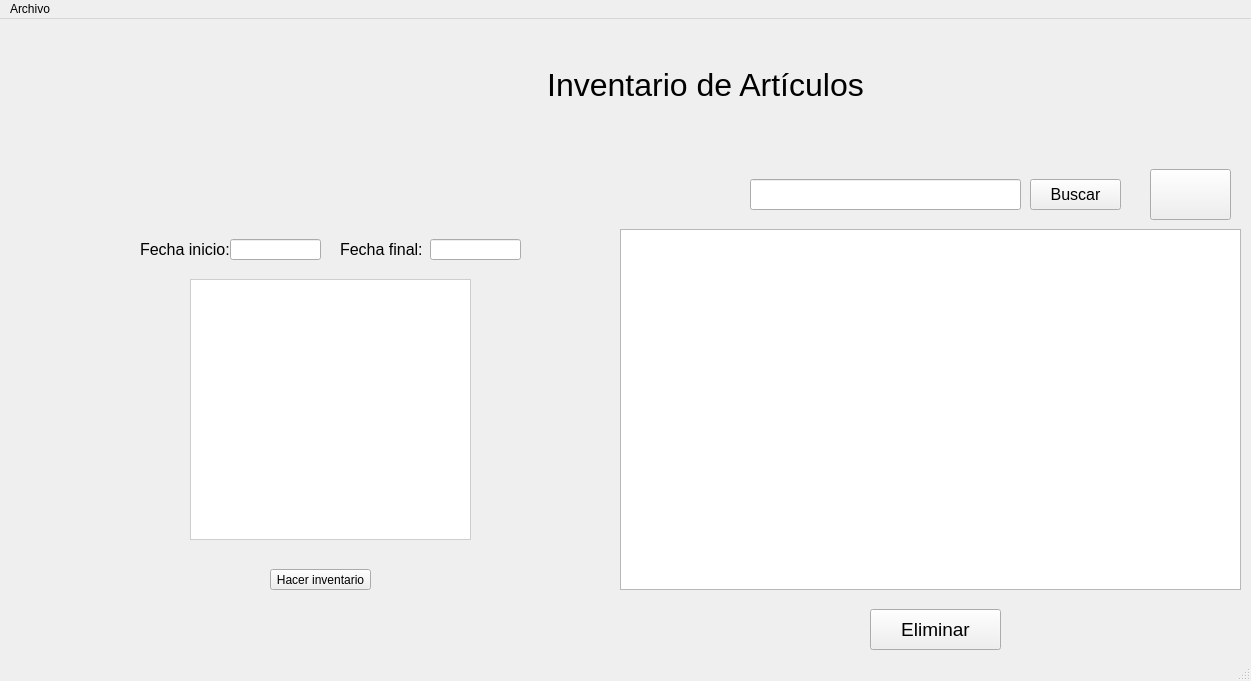
Old version of the form ui/inventario.ui in the repository Moises024/sistema_de_caja.
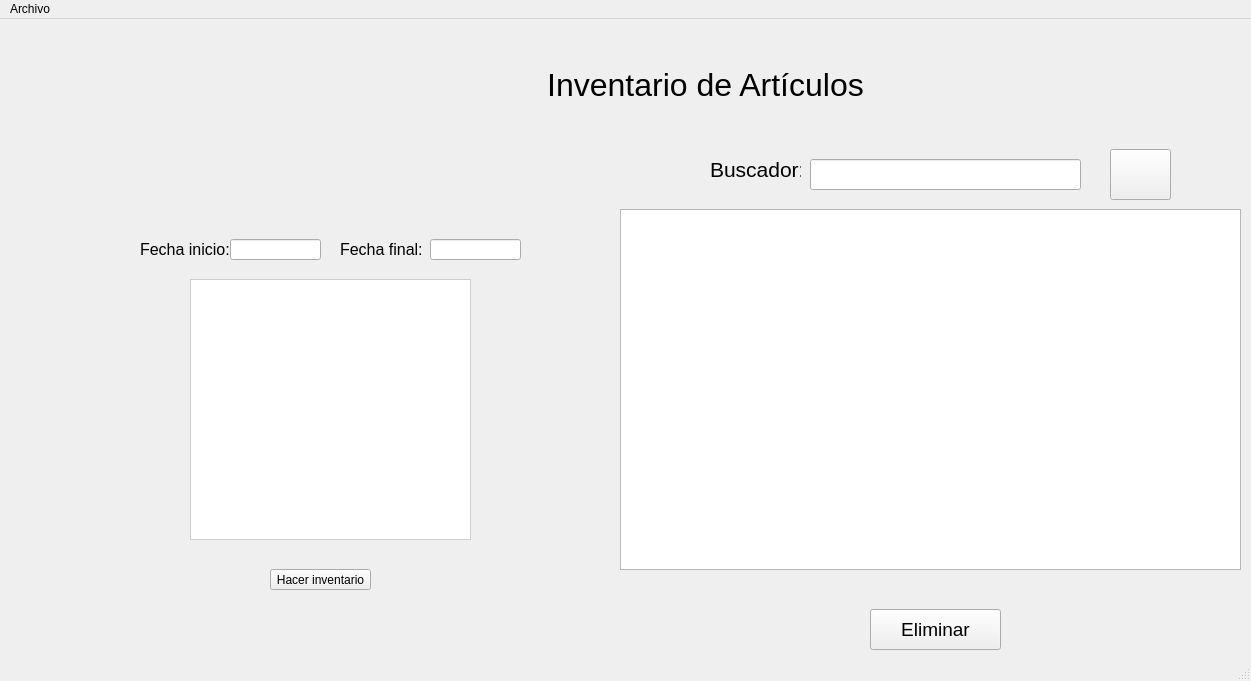
New version of the form. Icons and pictures are not drawn.

```diff
--- a/ui/inventario.ui
+++ b/ui/inventario.ui
@@ -35,65 +35,6 @@
      <set>Qt::AlignCenter</set>
     </property>
    </widget>
-   <widget class="QPushButton" name="btn_actualizar_factura">
-    <property name="geometry">
-     <rect>
-      <x>1150</x>
-      <y>150</y>
-      <width>81</width>
-      <height>51</height>
-     </rect>
-    </property>
-    <property name="font">
-     <font>
-      <pointsize>12</pointsize>
-     </font>
-    </property>
-    <property name="text">
-     <string/>
-    </property>
-    <property name="icon">
-     <iconset>
-      <normaloff>../img/actualizar.png</normaloff>../img/actualizar.png</iconset>
-    </property>
-    <property name="iconSize">
-     <size>
-      <width>70</width>
-      <height>38</height>
-     </size>
-    </property>
-   </widget>
-   <widget class="QLineEdit" name="input_factura">
-    <property name="geometry">
-     <rect>
-      <x>750</x>
-      <y>160</y>
-      <width>271</width>
-      <height>31</height>
-     </rect>
-    </property>
-    <property name="text">
-     <string/>
-    </property>
-   </widget>
-   <widget class="QPushButton" name="btn_buscar_factura">
-    <property name="geometry">
-     <rect>
-      <x>1030</x>
-      <y>160</y>
-      <width>91</width>
-      <height>31</height>
-     </rect>
-    </property>
-    <property name="font">
-     <font>
-      <pointsize>12</pointsize>
-     </font>
-    </property>
-    <property name="text">
-     <string>Buscar</string>
-    </property>
-   </widget>
    <widget class="QWidget" name="widget" native="true">
     <property name="geometry">
      <rect>
@@ -126,7 +67,7 @@
     <property name="geometry">
      <rect>
       <x>620</x>
-      <y>210</y>
+      <y>190</y>
       <width>621</width>
       <height>361</height>
      </rect>
@@ -226,6 +167,62 @@
      </rect>
     </property>
    </widget>
+   <widget class="QLineEdit" name="input_factura">
+    <property name="geometry">
+     <rect>
+      <x>810</x>
+      <y>140</y>
+      <width>271</width>
+      <height>31</height>
+     </rect>
+    </property>
+   </widget>
+   <widget class="QPushButton" name="btn_actualizar_factura">
+    <property name="geometry">
+     <rect>
+      <x>1110</x>
+      <y>130</y>
+      <width>61</width>
+      <height>51</height>
+     </rect>
+    </property>
+    <property name="font">
+     <font>
+      <pointsize>12</pointsize>
+     </font>
+    </property>
+    <property name="text">
+     <string/>
+    </property>
+    <property name="icon">
+     <iconset>
+      <normaloff>../img/actualizar.png</normaloff>../img/actualizar.png</iconset>
+    </property>
+    <property name="iconSize">
+     <size>
+      <width>70</width>
+      <height>38</height>
+     </size>
+    </property>
+   </widget>
+   <widget class="QLabel" name="label_6">
+    <property name="geometry">
+     <rect>
+      <x>710</x>
+      <y>120</y>
+      <width>91</width>
+      <height>61</height>
+     </rect>
+    </property>
+    <property name="font">
+     <font>
+      <pointsize>16</pointsize>
+     </font>
+    </property>
+    <property name="text">
+     <string>Buscador:</string>
+    </property>
+   </widget>
   </widget>
   <widget class="QMenuBar" name="menubar">
    <property name="geometry">
```
